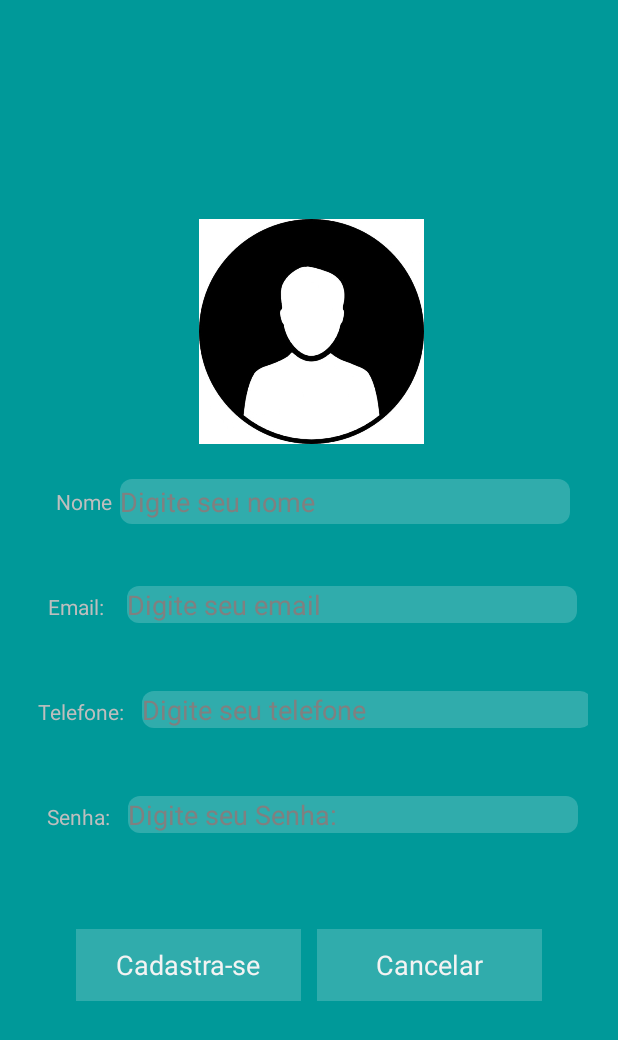
After one commit to Andreazo2016/AlugaAppQuixada, an Android app: the SignUpActivity screen opened directly, with no data from a screen before it, on a phone screen of 412 x 824 dp. The commit adds this screen. Shown: the top 1040 px of the screen. Run offline under Robolectric (Android 15) with nearby library versions, the phone set to English and light mode, and no system bars; our stand-ins replace CircleImageView.

Commit message:
feito a tela de cadastro do app

```diff
--- a/app/src/main/AndroidManifest.xml
+++ b/app/src/main/AndroidManifest.xml
@@ -11,7 +11,7 @@
     <uses-permission android:name="android.permission.INTERNET" />
     <uses-permission android:name="android.permission.ACCESS_FINE_LOCATION" />
     <uses-permission android:name="android.permission. ACCESS_COARSE_LOCATION" />
-    <uses-permission android:name="com.google.android.providers.gsf.permission.READ_GSERVICES"/>
+    <uses-permission android:name="com.google.android.providers.gsf.permission.READ_GSERVICES" />
 
     <application
         android:allowBackup="true"
@@ -42,7 +42,8 @@
 
         <activity
             android:name=".activity.HomeActivity"
-            android:label="@string/title_activity_home"></activity>
+            android:label="@string/title_activity_home" />
+        <activity android:name=".activity.SignUpActivity"></activity>
     </application>
 
 </manifest>
--- a/app/src/main/java/ufc/com/alugaappquixada/MainActivity.java
+++ b/app/src/main/java/ufc/com/alugaappquixada/MainActivity.java
@@ -4,13 +4,14 @@ import android.app.Activity;
 import android.content.Intent;
 import android.os.Bundle;
 import android.support.design.widget.BottomSheetBehavior;
+import android.support.v7.app.AppCompatActivity;
 import android.view.View;
 import android.widget.Button;
 
 import ufc.com.alugaappquixada.activity.HomeActivity;
 import ufc.com.alugaappquixada.activity.LoginActivity;
 
-public class MainActivity extends Activity{
+public class MainActivity extends Activity {
 
 
 
--- a/app/src/main/java/ufc/com/alugaappquixada/activity/HomeActivity.java
+++ b/app/src/main/java/ufc/com/alugaappquixada/activity/HomeActivity.java
@@ -38,7 +38,6 @@ public class HomeActivity extends FragmentActivity
     private final int HEIGHT_OF_SHOWED_BOTTOM_SHEET = 200;
     private TextView nameText;
     private TextView emailText;
-    private TextView adressText;
     private TextView phoneNumberText;
     private CircleImageView userOwenerImage;
 
--- a/app/src/main/java/ufc/com/alugaappquixada/activity/LoginActivity.java
+++ b/app/src/main/java/ufc/com/alugaappquixada/activity/LoginActivity.java
@@ -9,6 +9,7 @@ import android.os.Bundle;
 import android.view.View;
 import android.widget.Button;
 import android.widget.EditText;
+import android.widget.TextView;
 import android.widget.Toast;
 
 import ufc.com.alugaappquixada.R;
@@ -21,6 +22,7 @@ public class LoginActivity extends Activity implements LoginView {
     private EditText emailText;
     private EditText passwordText;
     private Button  loginBtnConfirm;
+    private TextView signUp;
     private LoginPresenter loginPresenter;
     @Override
     protected void onCreate(Bundle savedInstanceState) {
@@ -30,6 +32,7 @@ public class LoginActivity extends Activity implements LoginView {
         emailText = findViewById(R.id.emailText);
         passwordText = findViewById(R.id.passwordText);
         loginBtnConfirm = findViewById(R.id.loginBtn);
+        signUp = findViewById(R.id.signup);
 
         loginPresenter = LoginPresenterImpl.create(this);
 
@@ -39,6 +42,13 @@ public class LoginActivity extends Activity implements LoginView {
                 String username = emailText.getText().toString();
                 String password = passwordText.getText().toString();
                 loginPresenter.validateCredential(username,password);
+            }
+        });
+        final Intent signUpActivity = new Intent(this,SignUpActivity.class);
+        signUp.setOnClickListener(new View.OnClickListener() {
+            @Override
+            public void onClick(View view) {
+                startActivity(signUpActivity);
             }
         });
     }
--- /dev/null
+++ b/app/src/main/java/ufc/com/alugaappquixada/activity/SignUpActivity.java
@@ -0,0 +1,16 @@
+package ufc.com.alugaappquixada.activity;
+
+import android.app.Activity;
+import android.support.v7.app.AppCompatActivity;
+import android.os.Bundle;
+
+import ufc.com.alugaappquixada.R;
+
+public class SignUpActivity extends Activity {
+
+    @Override
+    protected void onCreate(Bundle savedInstanceState) {
+        super.onCreate(savedInstanceState);
+        setContentView(R.layout.activity_sign_up);
+    }
+}
--- a/app/src/main/res/layout/activity_login.xml
+++ b/app/src/main/res/layout/activity_login.xml
@@ -64,7 +64,7 @@
             />
 
         <TextView
-            android:id="@+id/naoCadastrado"
+            android:id="@+id/signup"
             android:layout_width="wrap_content"
             android:layout_height="wrap_content"
             android:textColor="@android:color/black"
--- /dev/null
+++ b/app/src/main/res/layout/activity_sign_up.xml
@@ -0,0 +1,169 @@
+<?xml version="1.0" encoding="utf-8"?>
+<LinearLayout xmlns:android="http://schemas.android.com/apk/res/android"
+    xmlns:app="http://schemas.android.com/apk/res-auto"
+    xmlns:tools="http://schemas.android.com/tools"
+    android:layout_width="match_parent"
+    android:layout_height="match_parent"
+    android:orientation="vertical"
+    android:gravity="center"
+    android:background="@color/cor_de_fundo_login"
+    tools:context=".activity.SignUpActivity">
+    <LinearLayout
+        android:layout_width="match_parent"
+        android:layout_height="wrap_content"
+        android:gravity="center"
+
+        >
+
+        <de.hdodenhof.circleimageview.CircleImageView
+            android:id="@+id/user_dp"
+            android:layout_width="150dp"
+            android:layout_height="150dp"
+            app:civ_border_color="#fff"
+            android:layout_alignParentTop="true"
+            android:layout_gravity="center_horizontal"
+            android:layout_marginLeft="4dp"
+            android:layout_marginTop="3.5dp"
+            android:contentDescription="@null"
+            android:background="@drawable/user_image_min"
+            />
+    </LinearLayout>
+    <LinearLayout
+        android:layout_width="match_parent"
+        android:layout_height="wrap_content"
+        android:orientation="vertical"
+        android:gravity="center"
+
+        >
+        <LinearLayout
+            android:layout_width="wrap_content"
+            android:layout_height="wrap_content"
+            android:orientation="horizontal"
+            android:padding="20dp"
+            >
+            <TextView
+                android:layout_width="wrap_content"
+                android:layout_height="wrap_content"
+                android:text="Nome"
+                android:padding="5dp"
+                />
+            <TextView
+                android:layout_width="wrap_content"
+                android:layout_height="wrap_content"
+                />
+            <EditText
+                android:layout_width="300dp"
+                android:layout_height="match_parent"
+                android:background="@drawable/fundo_caixa_texto"
+                android:hint="Digite seu nome"
+                />
+
+
+        </LinearLayout>
+        <LinearLayout
+            android:layout_width="wrap_content"
+            android:layout_height="wrap_content"
+            android:orientation="horizontal"
+            android:padding="20dp"
+            >
+            <TextView
+                android:layout_width="wrap_content"
+                android:layout_height="wrap_content"
+                android:text="Email:"
+                android:padding="5dp"
+                />
+            <TextView
+                android:layout_width="wrap_content"
+                android:layout_height="wrap_content"
+                android:text="   "
+                />
+            <EditText
+                android:layout_width="300dp"
+                android:layout_height="wrap_content"
+                android:background="@drawable/fundo_caixa_texto"
+                android:hint="Digite seu email"
+                />
+
+
+        </LinearLayout>
+        <LinearLayout
+            android:layout_width="wrap_content"
+            android:layout_height="wrap_content"
+            android:orientation="horizontal"
+            android:padding="20dp"
+            >
+            <TextView
+                android:layout_width="wrap_content"
+                android:layout_height="wrap_content"
+                android:text="Telefone:"
+                android:padding="5dp"
+                />
+            <TextView
+                android:layout_width="wrap_content"
+                android:layout_height="wrap_content"
+                android:text="  "
+                />
+            <EditText
+                android:layout_width="300dp"
+                android:layout_height="wrap_content"
+                android:background="@drawable/fundo_caixa_texto"
+                android:hint="Digite seu telefone"
+                />
+
+
+        </LinearLayout>
+        <LinearLayout
+            android:layout_width="wrap_content"
+            android:layout_height="wrap_content"
+            android:orientation="horizontal"
+            android:padding="20dp"
+            >
+            <TextView
+                android:layout_width="wrap_content"
+                android:layout_height="wrap_content"
+                android:text="Senha:"
+                android:padding="5dp"
+                />
+            <TextView
+                android:layout_width="wrap_content"
+                android:layout_height="wrap_content"
+                android:text="  "
+                />
+            <EditText
+                android:layout_width="300dp"
+                android:layout_height="wrap_content"
+                android:background="@drawable/fundo_caixa_texto"
+                android:hint="Digite seu Senha:"
+                />
+
+
+        </LinearLayout>
+
+
+    </LinearLayout>
+
+        <LinearLayout
+            android:layout_width="match_parent"
+            android:layout_height="wrap_content"
+            android:orientation="horizontal"
+            android:gravity="center"
+            android:paddingTop="40dp"
+            android:paddingBottom="10dp"
+            >
+            <Button
+                android:layout_width="150dp"
+                android:layout_height="wrap_content"
+                android:layout_marginRight="5dp"
+                android:background="@color/branco"
+                android:text="Cadastra-se"
+                />
+            <Button
+                android:layout_width="150dp"
+                android:layout_height="wrap_content"
+                android:layout_marginLeft="5dp"
+                android:background="@color/branco"
+                android:text="Cancelar"/>
+        </LinearLayout>
+
+
+</LinearLayout>
--- a/app/src/main/res/values/strings.xml
+++ b/app/src/main/res/values/strings.xml
@@ -12,5 +12,4 @@
     <string name="google_maps_key" templateMergeStrategy="preserve" translatable="false">AIzaSyDI185i5SazsVPakbOY5j9u4UMZeeIQnog</string>
 
 
-
 </resources>
```
